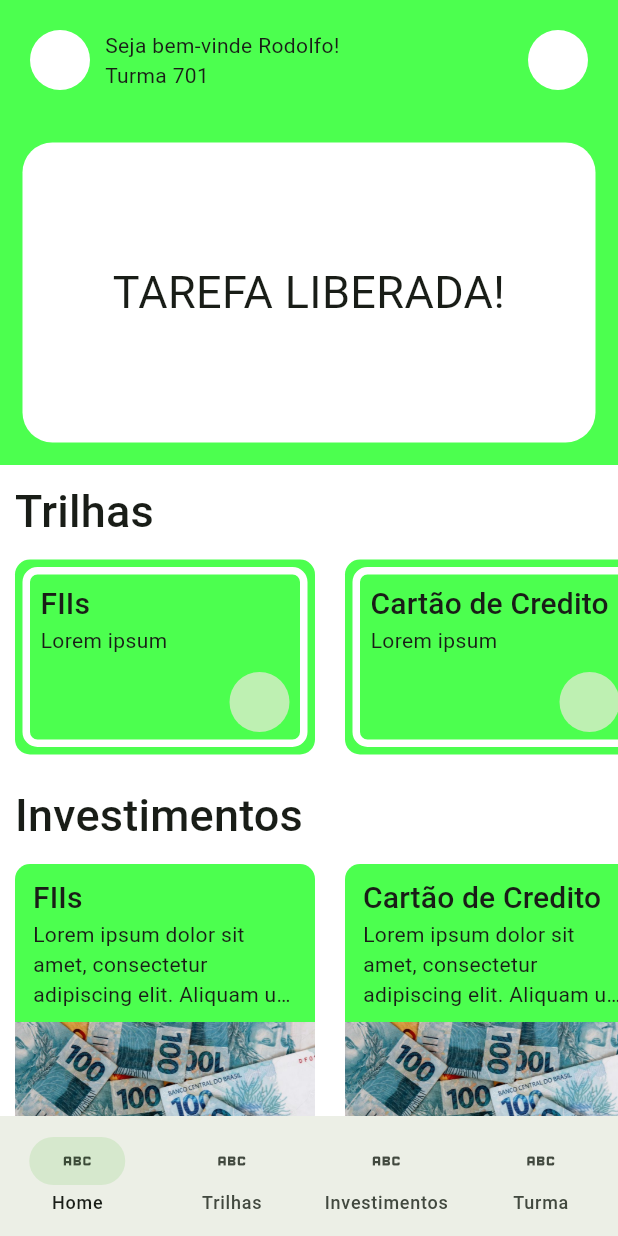
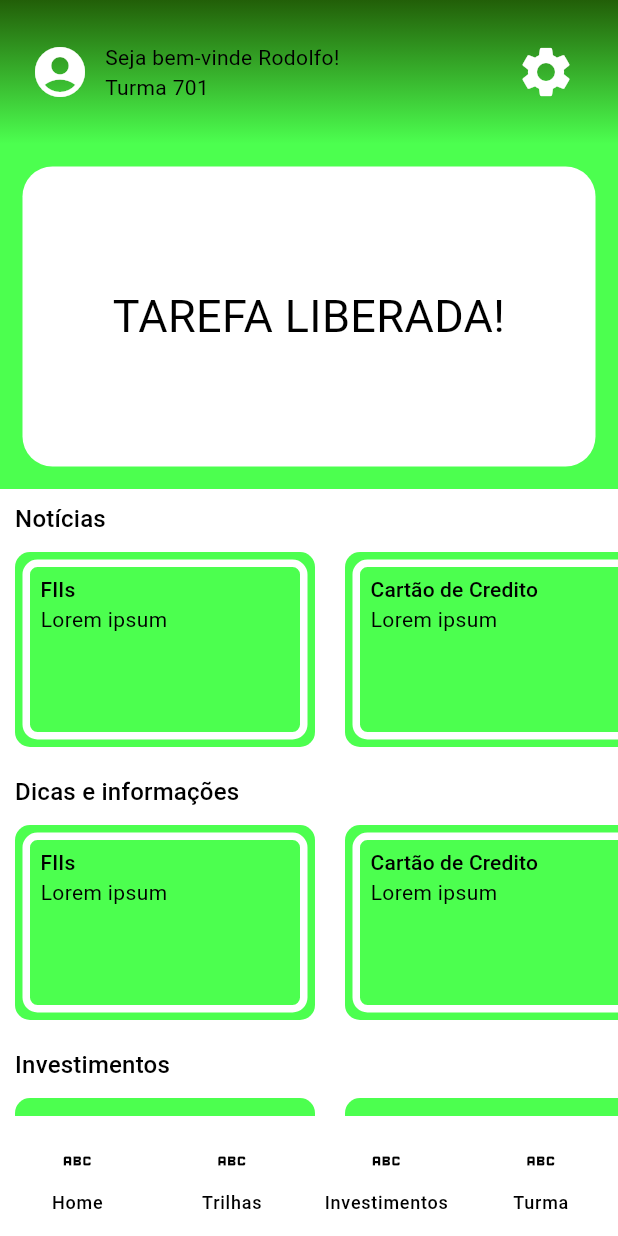
Before and after one commit to Juranda/my_wallet, a Flutter app: the HomePageView screen opened by its route, on a phone screen of 412 x 824 dp. Run offline on Flutter 3.47's test engine with Material 3 defaults, Android fonts, the phone set to English and light mode, and no system bars; missing offline and left inert: validadores.

Commit message:
dark theme

```diff
--- a/lib/pages/homepage_view.dart
+++ b/lib/pages/homepage_view.dart
@@ -1,4 +1,7 @@
+import 'dart:ui';
+
 import 'package:flutter/material.dart';
+import 'package:my_wallet/pages/app_settings_view.dart';
 import 'package:my_wallet/pages/investiments.dart';
 import 'package:my_wallet/pages/lobby.dart';
 import 'package:my_wallet/pages/trails_view.dart';
@@ -13,6 +16,12 @@ class HomePageView extends StatefulWidget {
 
 class _HomePageViewState extends State<HomePageView> {
   int selectedPageIndex = 0;
+  int _currentPageView = 0;
+  set currentPageView(int value)
+  {
+    _currentPageView = value;
+    if (value < 3) selectedPageIndex = value;
+  }
 
   @override
   Widget build(BuildContext context) {
@@ -22,7 +31,7 @@ class _HomePageViewState extends State<HomePageView> {
         child: Column(
           children: [
             Container(
-              color: Theme.of(context).colorScheme.primary,
+              decoration: selectedPageIndex == 0? BoxDecoration(gradient: LinearGradient(colors: [Theme.of(context).colorScheme.primary, Color.fromRGBO(34, 95, 8, 1)], begin: Alignment.bottomCenter, end: Alignment.topCenter)) : BoxDecoration(color:Theme.of(context).colorScheme.primary),
               child: Padding(
                 padding: const EdgeInsets.all(20),
                 child: Row(
@@ -30,10 +39,7 @@ class _HomePageViewState extends State<HomePageView> {
                   children: [
                     Row(
                       children: [
-                        CircleAvatar(
-                          backgroundColor:
-                              Theme.of(context).colorScheme.secondary,
-                        ),
+                        Icon(Icons.account_circle, size: 40, color: Theme.of(context).colorScheme.secondary,),
                         SizedBox(
                           width: 10,
                         ),
@@ -46,9 +52,8 @@ class _HomePageViewState extends State<HomePageView> {
                         ),
                       ],
                     ),
-                    CircleAvatar(
-                      backgroundColor: Theme.of(context).colorScheme.secondary,
-                    ),
+                    IconButton(onPressed: () =>
+                    setState((){currentPageView = 4;}), icon: Icon(Icons.settings, size: 40, color: Theme.of(context).colorScheme.secondary))
                   ],
                 ),
               ),
@@ -57,15 +62,17 @@ class _HomePageViewState extends State<HomePageView> {
               Lobby(),
               TrailsView(),
               Investiments(),
-              TurmasView()
-            ][selectedPageIndex],
+              TurmasView(),
+              AppSettingsView()
+            ][_currentPageView],
           ],
         ),
       ),
       bottomNavigationBar: NavigationBar(
+
         selectedIndex: selectedPageIndex,
         onDestinationSelected: (value) => setState(() {
-          selectedPageIndex = value;
+          currentPageView = value;
         }),
         destinations: [
           NavigationDestination(icon: Icon(Icons.abc), label: 'Home'),
--- a/lib/pages/lobby.dart
+++ b/lib/pages/lobby.dart
@@ -41,7 +41,19 @@ class Lobby extends StatelessWidget {
         Column(
           children: [
             Section(
-              sectionTitle: 'Trilhas',
+              sectionTitle: 'Notícias',
+              sectionHeight: 150,
+              items: ['FIIs', 'Cartão de Credito', 'Renda Fixa']
+                  .map(
+                    (e) => TrailLobbyCard(
+                      trailName: e,
+                      trailDescription: 'Lorem ipsum',
+                    ),
+                  )
+                  .toList(),
+            ),
+            Section(
+              sectionTitle: 'Dicas e informações',
               sectionHeight: 150,
               items: ['FIIs', 'Cartão de Credito', 'Renda Fixa']
                   .map(
--- a/lib/pages/turmas_view.dart
+++ b/lib/pages/turmas_view.dart
@@ -10,7 +10,7 @@ class TurmasView extends StatelessWidget {
       child: Column(
         children: [
           Container(
-            height: 100,
+            height: 60,
               width: double.infinity,
               color: Theme.of(context).colorScheme.primary,
               child: Center(
--- /dev/null
+++ b/lib/theme.dart
@@ -0,0 +1,19 @@
+import 'package:flutter/material.dart';
+
+ThemeData lightMode = ThemeData(
+  brightness: Brightness.light,
+  colorScheme: ColorScheme.light(
+    background: Colors.white,
+    primary: Color.fromARGB(255, 76, 255, 79),
+    secondary: Colors.white
+  )
+);
+
+ThemeData darkMode = ThemeData(
+  brightness: Brightness.dark,
+  colorScheme: ColorScheme.dark(
+    background: Color.fromARGB(255, 34, 87, 36),
+    primary: Color.fromARGB(255, 47, 121, 50),
+    secondary: Color.fromARGB(255, 34, 87, 36),
+  )
+);
--- /dev/null
+++ b/lib/theme_provider.dart
@@ -0,0 +1,19 @@
+import 'package:flutter/material.dart';
+import 'package:my_wallet/theme.dart';
+
+class ThemeProvider with ChangeNotifier{
+  ThemeData _themeData = lightMode;
+
+  ThemeData get themeData => _themeData;
+
+  set themeData(ThemeData themeData) {
+    _themeData = themeData;
+    notifyListeners();
+  }
+
+  void toggleTheme()
+  {
+    if(themeData == lightMode) themeData = darkMode;
+    else themeData = lightMode;
+  }
+}
--- a/pubspec.yaml
+++ b/pubspec.yaml
@@ -30,6 +30,7 @@ environment:
 dependencies:
   flutter:
     sdk: flutter
+  provider:
 
   validadores: ^1.0.1
   gap: ^3.0.1
```
Also changed, not shown: lib/main.dart (+10 -3 lines), lib/pages/app_settings_view.dart (added, +69 -0 lines), pubspec.lock.
